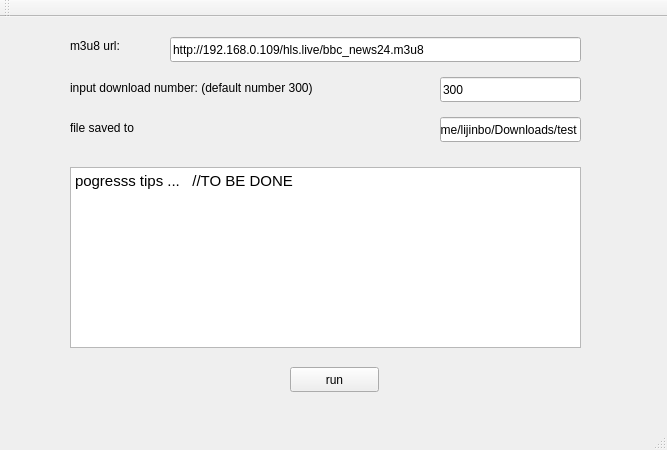
Above: mainwindow.ui from zhaixingxianren/QT-HLS_segment_downloader before the change. Below: the same form after it.
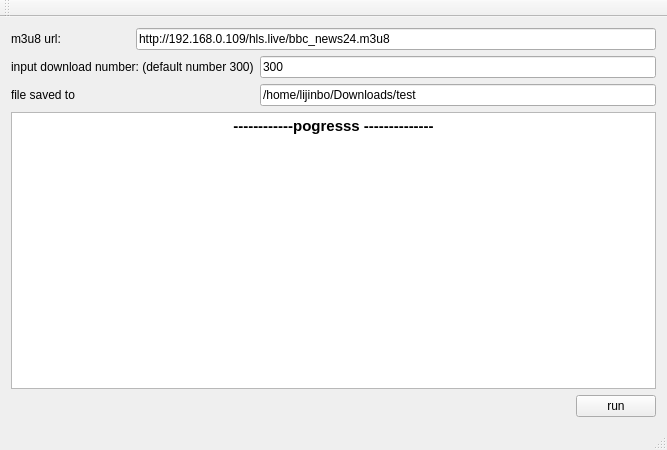
That is the form after the change.

Commit message: change layout to grid, progress auto fix

```diff
--- a/mainwindow.ui
+++ b/mainwindow.ui
@@ -14,114 +14,68 @@
    <string>MainWindow</string>
   </property>
   <widget class="QWidget" name="centralWidget">
-   <widget class="QLabel" name="label">
-    <property name="geometry">
-     <rect>
-      <x>70</x>
-      <y>20</y>
-      <width>91</width>
-      <height>17</height>
-     </rect>
-    </property>
-    <property name="text">
-     <string>m3u8 url:</string>
-    </property>
-   </widget>
-   <widget class="QPushButton" name="pushButton">
-    <property name="geometry">
-     <rect>
-      <x>290</x>
-      <y>350</y>
-      <width>89</width>
-      <height>25</height>
-     </rect>
-    </property>
-    <property name="text">
-     <string>run</string>
-    </property>
-   </widget>
-   <widget class="QLabel" name="label_2">
-    <property name="geometry">
-     <rect>
-      <x>70</x>
-      <y>60</y>
-      <width>351</width>
-      <height>21</height>
-     </rect>
-    </property>
-    <property name="text">
-     <string>input download number: (default number 300)</string>
-    </property>
-   </widget>
-   <widget class="QLineEdit" name="lineEdit_url">
-    <property name="geometry">
-     <rect>
-      <x>170</x>
-      <y>20</y>
-      <width>411</width>
-      <height>25</height>
-     </rect>
-    </property>
-    <property name="text">
-     <string>http://192.168.0.109/hls.live/bbc_news24.m3u8</string>
-    </property>
-   </widget>
+   <layout class="QGridLayout" name="gridLayout">
+    <item row="1" column="2">
    <widget class="QLineEdit" name="lineEdit_num">
-    <property name="geometry">
-     <rect>
-      <x>440</x>
-      <y>60</y>
-      <width>141</width>
-      <height>25</height>
-     </rect>
-    </property>
     <property name="text">
      <string>300</string>
     </property>
    </widget>
+    </item>
+    <item row="2" column="0" colspan="2">
    <widget class="QLabel" name="label_3">
-    <property name="geometry">
-     <rect>
-      <x>70</x>
-      <y>100</y>
-      <width>351</width>
-      <height>21</height>
-     </rect>
-    </property>
     <property name="text">
      <string>file saved to  </string>
     </property>
    </widget>
+    </item>
+    <item row="2" column="2">
    <widget class="QLineEdit" name="lineEdit_path">
-    <property name="geometry">
-     <rect>
-      <x>440</x>
-      <y>100</y>
-      <width>141</width>
-      <height>25</height>
-     </rect>
-    </property>
     <property name="text">
      <string>/home/lijinbo/Downloads/test</string>
     </property>
    </widget>
+    </item>
+    <item row="3" column="0" colspan="3">
    <widget class="QTextEdit" name="text_progress">
-    <property name="geometry">
-     <rect>
-      <x>70</x>
-      <y>150</y>
-      <width>511</width>
-      <height>181</height>
-     </rect>
-    </property>
     <property name="html">
      <string>&lt;!DOCTYPE HTML PUBLIC &quot;-//W3C//DTD HTML 4.0//EN&quot; &quot;http://www.w3.org/TR/REC-html40/strict.dtd&quot;&gt;
 &lt;html&gt;&lt;head&gt;&lt;meta name=&quot;qrichtext&quot; content=&quot;1&quot; /&gt;&lt;style type=&quot;text/css&quot;&gt;
 p, li { white-space: pre-wrap; }
 &lt;/style&gt;&lt;/head&gt;&lt;body style=&quot; font-family:'微软雅黑'; font-size:11pt; font-weight:400; font-style:normal;&quot;&gt;
-&lt;p style=&quot; margin-top:0px; margin-bottom:0px; margin-left:0px; margin-right:0px; -qt-block-indent:0; text-indent:0px;&quot;&gt;&lt;span style=&quot; font-family:'Ubuntu';&quot;&gt;pogresss tips ...   //TO BE DONE&lt;/span&gt;&lt;/p&gt;&lt;/body&gt;&lt;/html&gt;</string>
-    </property>
-   </widget>
+&lt;p align=&quot;center&quot; style=&quot; margin-top:0px; margin-bottom:0px; margin-left:0px; margin-right:0px; -qt-block-indent:0; text-indent:0px;&quot;&gt;&lt;span style=&quot; font-family:'Ubuntu'; font-weight:600;&quot;&gt;------------pogresss --------------&lt;/span&gt;&lt;/p&gt;&lt;/body&gt;&lt;/html&gt;</string>
+      </property>
+     </widget>
+    </item>
+    <item row="1" column="0" colspan="2">
+     <widget class="QLabel" name="label_2">
+      <property name="text">
+       <string>input download number: (default number 300)</string>
+      </property>
+     </widget>
+    </item>
+    <item row="0" column="0">
+     <widget class="QLabel" name="label">
+      <property name="text">
+       <string>m3u8 url:</string>
+      </property>
+     </widget>
+    </item>
+    <item row="0" column="1" colspan="2">
+     <widget class="QLineEdit" name="lineEdit_url">
+      <property name="text">
+       <string>http://192.168.0.109/hls.live/bbc_news24.m3u8</string>
+      </property>
+     </widget>
+    </item>
+    <item row="5" column="2" alignment="Qt::AlignRight">
+     <widget class="QPushButton" name="pushButton">
+      <property name="text">
+       <string>run</string>
+      </property>
+     </widget>
+    </item>
+   </layout>
   </widget>
   <widget class="QMenuBar" name="menuBar">
    <property name="geometry">
```
Lines whose indentation alone changed are shown as unchanged. The commit also changes 1 other file.
